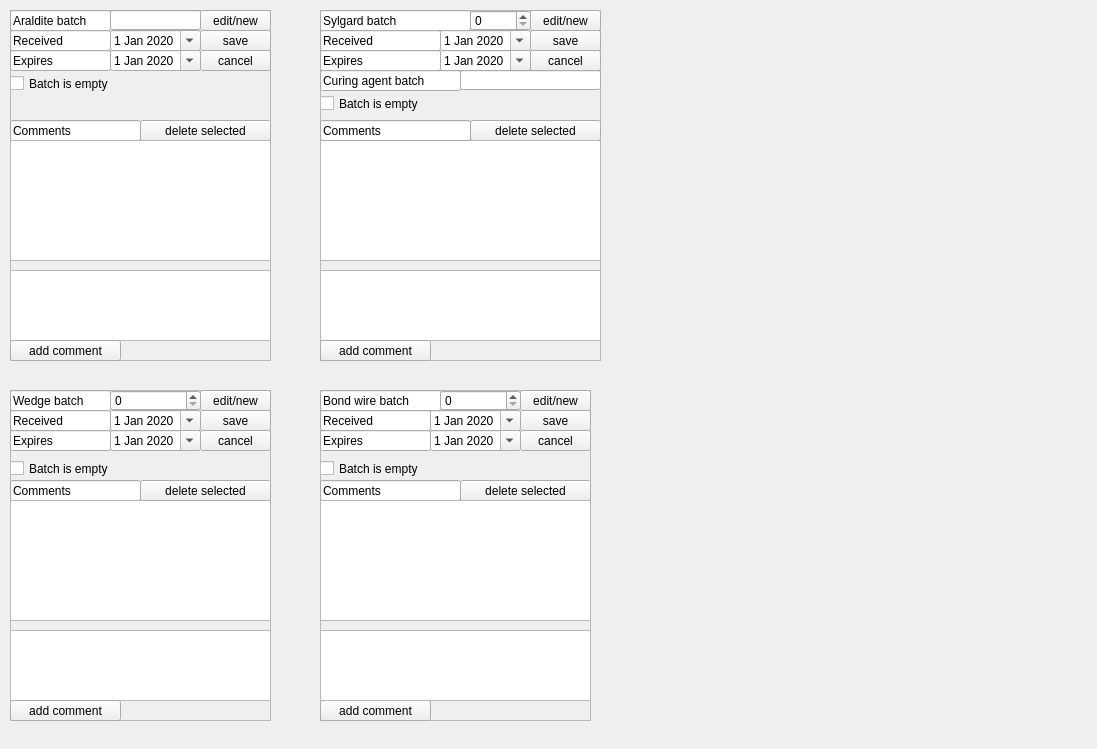
This is pages_ui/view_supplies.ui in IncandelaLab/SharedUI as Qt 5 draws it before an edit. The edited form follows.
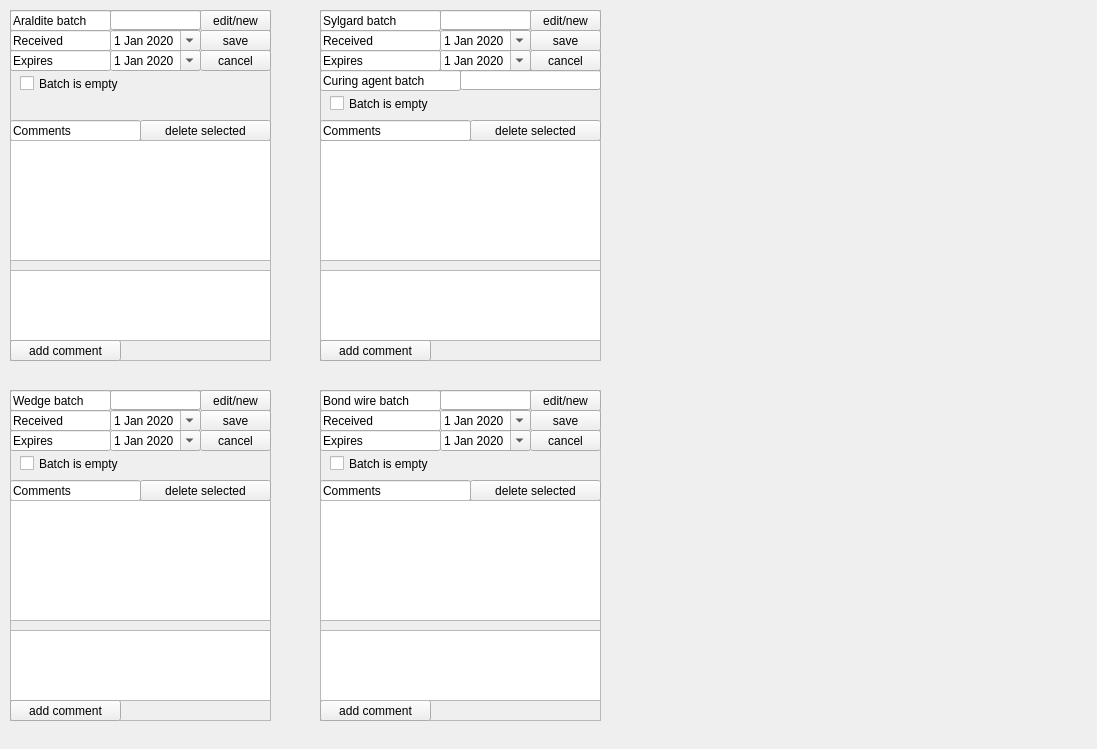
This is the edited form.

```diff
--- a/pages_ui/view_supplies.ui
+++ b/pages_ui/view_supplies.ui
@@ -44,19 +44,6 @@
      <bool>true</bool>
     </property>
    </widget>
-   <widget class="QSpinBox" name="sbSylgardID">
-    <property name="geometry">
-     <rect>
-      <x>150</x>
-      <y>0</y>
-      <width>61</width>
-      <height>21</height>
-     </rect>
-    </property>
-    <property name="maximum">
-     <number>2147483647</number>
-    </property>
-   </widget>
    <widget class="QLineEdit" name="lineEdit_16">
     <property name="geometry">
      <rect>
@@ -102,7 +89,7 @@
    <widget class="QCheckBox" name="ckIsSylgardEmpty">
     <property name="geometry">
      <rect>
-      <x>0</x>
+      <x>10</x>
       <y>85</y>
       <width>161</width>
       <height>17</height>
@@ -253,7 +240,7 @@
      <rect>
       <x>0</x>
       <y>0</y>
-      <width>151</width>
+      <width>121</width>
       <height>21</height>
      </rect>
     </property>
@@ -303,6 +290,16 @@
      <bool>true</bool>
     </property>
    </widget>
+   <widget class="QLineEdit" name="leSylgardID">
+    <property name="geometry">
+     <rect>
+      <x>120</x>
+      <y>0</y>
+      <width>91</width>
+      <height>20</height>
+     </rect>
+    </property>
+   </widget>
   </widget>
   <widget class="QFrame" name="frame_2">
    <property name="geometry">
@@ -397,7 +394,7 @@
    <widget class="QCheckBox" name="ckIsAralditeEmpty">
     <property name="geometry">
      <rect>
-      <x>0</x>
+      <x>10</x>
       <y>65</y>
       <width>161</width>
       <height>17</height>
@@ -571,7 +568,7 @@
     <rect>
      <x>320</x>
      <y>390</y>
-     <width>271</width>
+     <width>281</width>
      <height>331</height>
     </rect>
    </property>
@@ -584,8 +581,8 @@
    <widget class="QCheckBox" name="ckIsBondWireEmpty">
     <property name="geometry">
      <rect>
-      <x>0</x>
-      <y>70</y>
+      <x>10</x>
+      <y>65</y>
       <width>161</width>
       <height>17</height>
      </rect>
@@ -628,7 +625,7 @@
      <rect>
       <x>0</x>
       <y>240</y>
-      <width>271</width>
+      <width>281</width>
       <height>71</height>
      </rect>
     </property>
@@ -636,7 +633,7 @@
    <widget class="QPushButton" name="pbBondWireDeleteComment">
     <property name="geometry">
      <rect>
-      <x>140</x>
+      <x>150</x>
       <y>90</y>
       <width>131</width>
       <height>21</height>
@@ -651,7 +648,7 @@
      <rect>
       <x>0</x>
       <y>90</y>
-      <width>141</width>
+      <width>151</width>
       <height>21</height>
      </rect>
     </property>
@@ -665,7 +662,7 @@
    <widget class="QDateEdit" name="dBondWireExpires">
     <property name="geometry">
      <rect>
-      <x>110</x>
+      <x>120</x>
       <y>40</y>
       <width>91</width>
       <height>21</height>
@@ -702,7 +699,7 @@
    <widget class="QPushButton" name="pbBondWireCancel">
     <property name="geometry">
      <rect>
-      <x>200</x>
+      <x>210</x>
       <y>40</y>
       <width>71</width>
       <height>21</height>
@@ -717,7 +714,7 @@
      <rect>
       <x>0</x>
       <y>110</y>
-      <width>271</width>
+      <width>281</width>
       <height>121</height>
      </rect>
     </property>
@@ -725,7 +722,7 @@
    <widget class="QPushButton" name="pbBondWireSave">
     <property name="geometry">
      <rect>
-      <x>200</x>
+      <x>210</x>
       <y>20</y>
       <width>71</width>
       <height>21</height>
@@ -740,7 +737,7 @@
      <rect>
       <x>0</x>
       <y>20</y>
-      <width>111</width>
+      <width>121</width>
       <height>21</height>
      </rect>
     </property>
@@ -751,25 +748,12 @@
      <bool>true</bool>
     </property>
    </widget>
-   <widget class="QSpinBox" name="sbBondWireID">
-    <property name="geometry">
-     <rect>
-      <x>120</x>
-      <y>0</y>
-      <width>81</width>
-      <height>21</height>
-     </rect>
-    </property>
-    <property name="maximum">
-     <number>2147483647</number>
-    </property>
-   </widget>
    <widget class="QLineEdit" name="lineEdit_17">
     <property name="geometry">
      <rect>
       <x>0</x>
       <y>40</y>
-      <width>111</width>
+      <width>121</width>
       <height>21</height>
      </rect>
     </property>
@@ -783,7 +767,7 @@
    <widget class="QPushButton" name="pbBondWireEditNew">
     <property name="geometry">
      <rect>
-      <x>200</x>
+      <x>210</x>
       <y>0</y>
       <width>71</width>
       <height>21</height>
@@ -796,7 +780,7 @@
    <widget class="QDateEdit" name="dBondWireReceived">
     <property name="geometry">
      <rect>
-      <x>110</x>
+      <x>120</x>
       <y>20</y>
       <width>91</width>
       <height>21</height>
@@ -830,6 +814,16 @@
      <bool>true</bool>
     </property>
    </widget>
+   <widget class="QLineEdit" name="leBondWireID">
+    <property name="geometry">
+     <rect>
+      <x>120</x>
+      <y>0</y>
+      <width>91</width>
+      <height>20</height>
+     </rect>
+    </property>
+   </widget>
   </widget>
   <widget class="QFrame" name="frame_4">
    <property name="geometry">
@@ -849,8 +843,8 @@
    <widget class="QCheckBox" name="ckIsWedgeEmpty">
     <property name="geometry">
      <rect>
-      <x>0</x>
-      <y>70</y>
+      <x>10</x>
+      <y>65</y>
       <width>161</width>
       <height>17</height>
      </rect>
@@ -965,19 +959,6 @@
      <string>delete selected</string>
     </property>
    </widget>
-   <widget class="QSpinBox" name="sbWedgeID">
-    <property name="geometry">
-     <rect>
-      <x>100</x>
-      <y>0</y>
-      <width>91</width>
-      <height>21</height>
-     </rect>
-    </property>
-    <property name="maximum">
-     <number>2147483647</number>
-    </property>
-   </widget>
    <widget class="QPushButton" name="pbWedgeAddComment">
     <property name="geometry">
      <rect>
@@ -1116,6 +1097,16 @@
      <string>edit/new</string>
     </property>
    </widget>
+   <widget class="QLineEdit" name="leWedgeID">
+    <property name="geometry">
+     <rect>
+      <x>100</x>
+      <y>0</y>
+      <width>91</width>
+      <height>20</height>
+     </rect>
+    </property>
+   </widget>
   </widget>
  </widget>
  <resources/>
```
